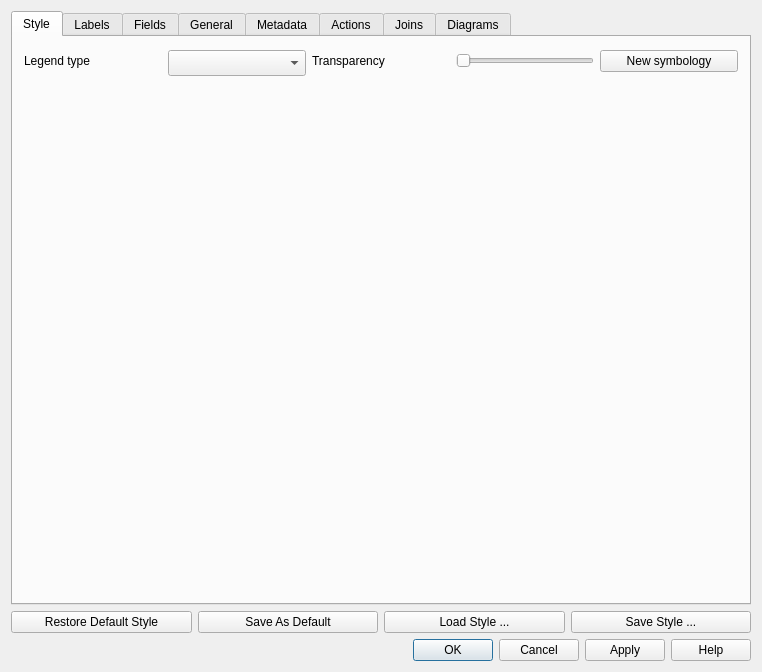
Above: src/ui/qgsvectorlayerpropertiesbase.ui from qgis/QGIS before the change. Below: the same form after it.
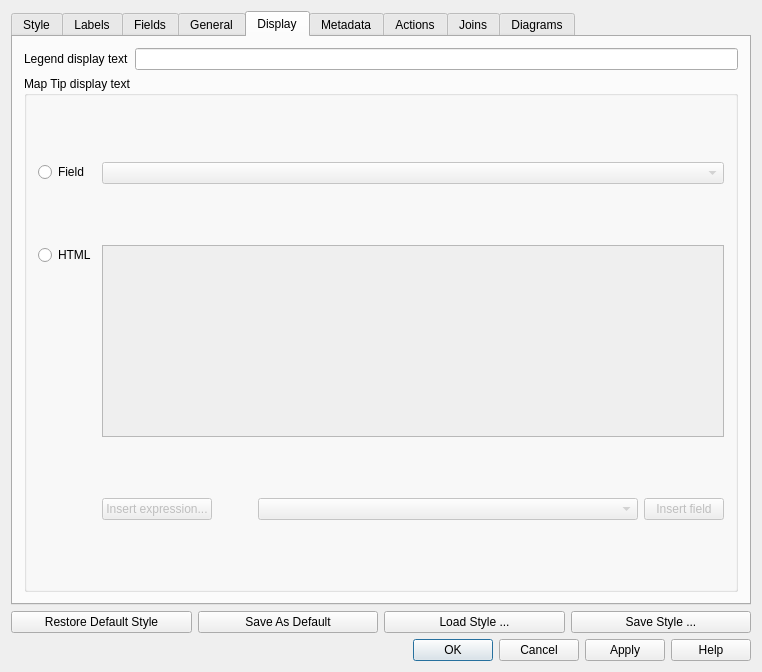
That is the form after the change. The open tabs and pages were chosen to show the change. Icons and pictures are not drawn. Custom widgets are drawn as their Qt base class.

Commit message:
Add html support in map tips
 - Add new display tab to edit html text

Diff of the .ui file:
```diff
--- a/src/ui/qgsvectorlayerpropertiesbase.ui
+++ b/src/ui/qgsvectorlayerpropertiesbase.ui
@@ -382,23 +382,6 @@
              </property>
              <layout class="QGridLayout" name="gridLayout_2">
               <item row="0" column="0">
-               <widget class="QLabel" name="textLabel3">
-                <property name="text">
-                 <string>Display name</string>
-                </property>
-               </widget>
-              </item>
-              <item row="0" column="1">
-               <widget class="QLineEdit" name="txtDisplayName"/>
-              </item>
-              <item row="0" column="3">
-               <widget class="QComboBox" name="displayFieldComboBox">
-                <property name="whatsThis">
-                 <string>Use this control to set which field is placed at the top level of the Identify Results dialog box.</string>
-                </property>
-               </widget>
-              </item>
-              <item row="1" column="0">
                <widget class="QLabel" name="label">
                 <property name="text">
                  <string>Edit UI</string>
@@ -590,6 +573,135 @@
        </item>
       </layout>
      </widget>
+     <widget class="QWidget" name="tab">
+      <attribute name="icon">
+       <iconset resource="../../images/images.qrc">
+        <normaloff>:/images/themes/gis/mActionMapTips.png</normaloff>:/images/themes/gis/mActionMapTips.png</iconset>
+      </attribute>
+      <attribute name="title">
+       <string>Display</string>
+      </attribute>
+      <layout class="QFormLayout" name="formLayout_2">
+       <property name="fieldGrowthPolicy">
+        <enum>QFormLayout::AllNonFixedFieldsGrow</enum>
+       </property>
+       <item row="0" column="0">
+        <widget class="QLabel" name="textLabel3">
+         <property name="text">
+          <string>Legend display text</string>
+         </property>
+        </widget>
+       </item>
+       <item row="0" column="1">
+        <widget class="QLineEdit" name="txtDisplayName"/>
+       </item>
+       <item row="1" column="0" colspan="2">
+        <widget class="QGroupBox" name="groupBox">
+         <property name="title">
+          <string>Map Tip display text</string>
+         </property>
+         <layout class="QFormLayout" name="formLayout_3">
+          <item row="0" column="0">
+           <widget class="QRadioButton" name="fieldComboRadio">
+            <property name="text">
+             <string>Field</string>
+            </property>
+           </widget>
+          </item>
+          <item row="0" column="1">
+           <widget class="QComboBox" name="displayFieldComboBox">
+            <property name="enabled">
+             <bool>false</bool>
+            </property>
+           </widget>
+          </item>
+          <item row="1" column="0">
+           <widget class="QRadioButton" name="htmlRadio">
+            <property name="text">
+             <string>HTML</string>
+            </property>
+           </widget>
+          </item>
+          <item row="1" column="1">
+           <widget class="QTextEdit" name="htmlMapTip">
+            <property name="enabled">
+             <bool>false</bool>
+            </property>
+           </widget>
+          </item>
+          <item row="2" column="1">
+           <layout class="QHBoxLayout" name="horizontalLayout_14">
+            <item>
+             <widget class="QPushButton" name="insertExpressionButton">
+              <property name="enabled">
+               <bool>false</bool>
+              </property>
+              <property name="sizePolicy">
+               <sizepolicy hsizetype="Fixed" vsizetype="Fixed">
+                <horstretch>0</horstretch>
+                <verstretch>0</verstretch>
+               </sizepolicy>
+              </property>
+              <property name="toolTip">
+               <string>Inserts an expression into the action</string>
+              </property>
+              <property name="text">
+               <string>Insert expression...</string>
+              </property>
+             </widget>
+            </item>
+            <item>
+             <spacer name="horizontalSpacer_4">
+              <property name="orientation">
+               <enum>Qt::Horizontal</enum>
+              </property>
+              <property name="sizeType">
+               <enum>QSizePolicy::Fixed</enum>
+              </property>
+              <property name="sizeHint" stdset="0">
+               <size>
+                <width>40</width>
+                <height>20</height>
+               </size>
+              </property>
+             </spacer>
+            </item>
+            <item>
+             <widget class="QComboBox" name="fieldComboBox">
+              <property name="enabled">
+               <bool>false</bool>
+              </property>
+              <property name="toolTip">
+               <string>The valid attribute names for this layer</string>
+              </property>
+             </widget>
+            </item>
+            <item>
+             <widget class="QPushButton" name="insertFieldButton">
+              <property name="enabled">
+               <bool>false</bool>
+              </property>
+              <property name="sizePolicy">
+               <sizepolicy hsizetype="Fixed" vsizetype="Fixed">
+                <horstretch>0</horstretch>
+                <verstretch>0</verstretch>
+               </sizepolicy>
+              </property>
+              <property name="toolTip">
+               <string>Inserts the selected field into the action</string>
+              </property>
+              <property name="text">
+               <string>Insert field</string>
+              </property>
+             </widget>
+            </item>
+           </layout>
+          </item>
+         </layout>
+        </widget>
+       </item>
+      </layout>
+     </widget>
      <widget class="QWidget" name="tabWidgetPage5">
       <attribute name="icon">
        <iconset resource="../../images/images.qrc">
```
Left out of the diff: 172 changed lines with no effect on the pictures. The commit also changes 4 other files.
